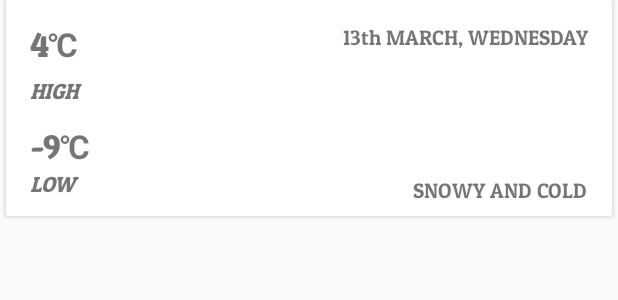
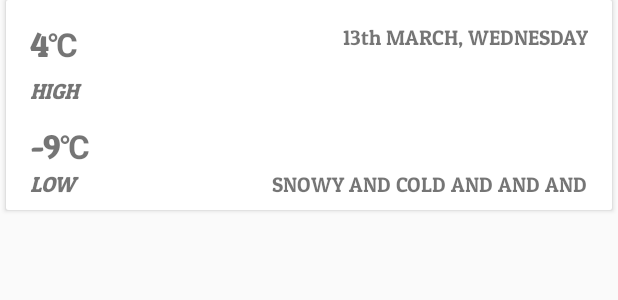
Before and after one commit to Adsama94/NSAW-Project, an Android app: the layout weather_daily_item.xml on its own in the app's theme, with its tools: preview values and no code run, on a phone screen of 412 x 824 dp. Shown: the top 300 px of the screen. Run offline under Robolectric (Android 15) with nearby library versions, the phone set to English and light mode, and no system bars.

Commit message:
Proguard updates, layout overlapping done on few layouts.

```diff
--- a/app/src/main/java/com/anvil/adsama/nsaw/adapters/StockRecyclerAdapter.java
+++ b/app/src/main/java/com/anvil/adsama/nsaw/adapters/StockRecyclerAdapter.java
@@ -49,7 +49,7 @@ public class StockRecyclerAdapter extends RecyclerView.Adapter<StockRecyclerAdap
     @Override
     public int getItemCount() {
         if (mStockList != null) {
-            return mStockList.size();
+            return 30;
         } else {
             return 0;
         }
--- a/app/src/main/res/layout/weather_daily_item.xml
+++ b/app/src/main/res/layout/weather_daily_item.xml
@@ -84,14 +84,15 @@
             android:id="@+id/tv_daily_summary"
             android:layout_width="wrap_content"
             android:layout_height="wrap_content"
-            android:layout_marginTop="84dp"
             android:fontFamily="@font/patua_one"
-            android:maxLines="3"
+            android:ellipsize="marquee"
+            android:maxLength="40"
+            android:singleLine="true"
             app:layout_constraintEnd_toEndOf="@+id/tv_time"
             app:layout_constraintHorizontal_bias="1.0"
             app:layout_constraintStart_toStartOf="@+id/tv_time"
-            app:layout_constraintTop_toBottomOf="@+id/tv_time"
-            tools:text="SNOWY AND COLD" />
+            app:layout_constraintTop_toTopOf="@+id/tv_low"
+            tools:text="SNOWY AND COLD AND AND AND" />
 
     </android.support.constraint.ConstraintLayout>
 
--- a/app/src/main/res/layout/weather_fragment_layout.xml
+++ b/app/src/main/res/layout/weather_fragment_layout.xml
@@ -35,6 +35,8 @@
                     android:fontFamily="@font/patua_one"
                     android:text="@string/new_delhi_india"
                     android:textSize="18sp"
+                    android:ellipsize="end"
+                    android:maxLength="22"
                     app:layout_constraintBottom_toTopOf="@+id/iv_icon"
                     app:layout_constraintEnd_toEndOf="@+id/iv_icon"
                     app:layout_constraintTop_toTopOf="@+id/tv_temperature"
```
Also changed, not shown: app/src/main/java/com/anvil/adsama/nsaw/fragments/BookmarksFragment.java (+4 -7 lines), 1 other file.
